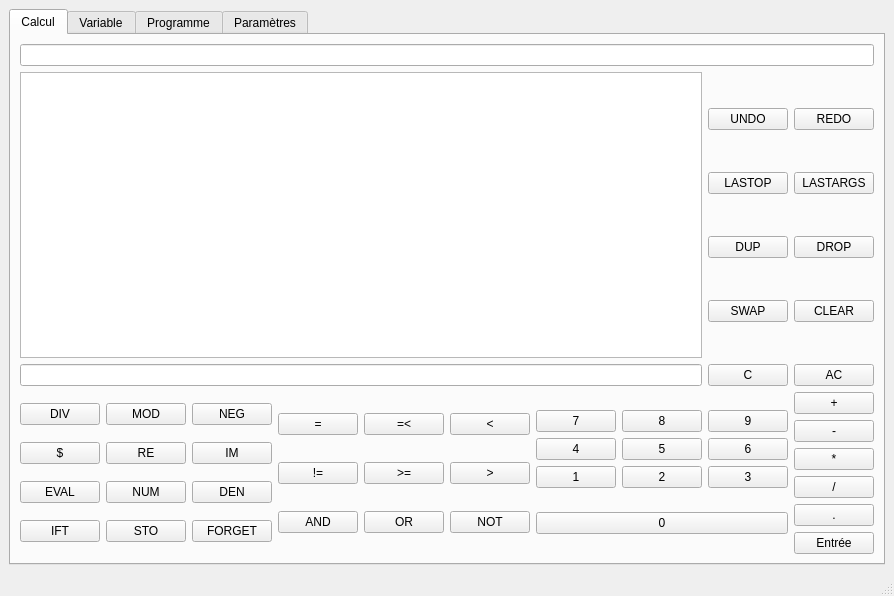
Before: the Qt Designer form mainwindow.ui in doremiiy/LO21_UTCalculator, drawn with Qt 5.
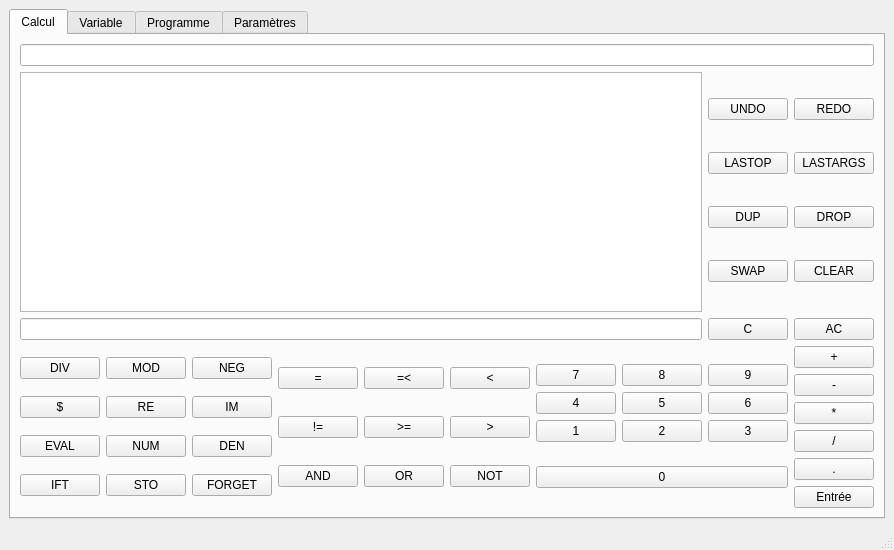
After: the same form once the commit is applied. The open tabs and pages were chosen to show the change.

Diff of the .ui file:
```diff
--- a/mainwindow.ui
+++ b/mainwindow.ui
@@ -7,7 +7,7 @@
     <x>0</x>
     <y>0</y>
     <width>807</width>
-    <height>596</height>
+    <height>550</height>
    </rect>
   </property>
   <property name="windowTitle">
@@ -115,7 +115,11 @@
           <item>
            <layout class="QHBoxLayout" name="Barre">
             <item>
-             <widget class="QLineEdit" name="commande"/>
+             <widget class="QLineEdit" name="commande">
+              <property name="echoMode">
+               <enum>QLineEdit::Normal</enum>
+              </property>
+             </widget>
             </item>
             <item>
              <widget class="QPushButton" name="buttonC">
```
Left out of the diff: 73 changed lines with no effect on the pictures.
